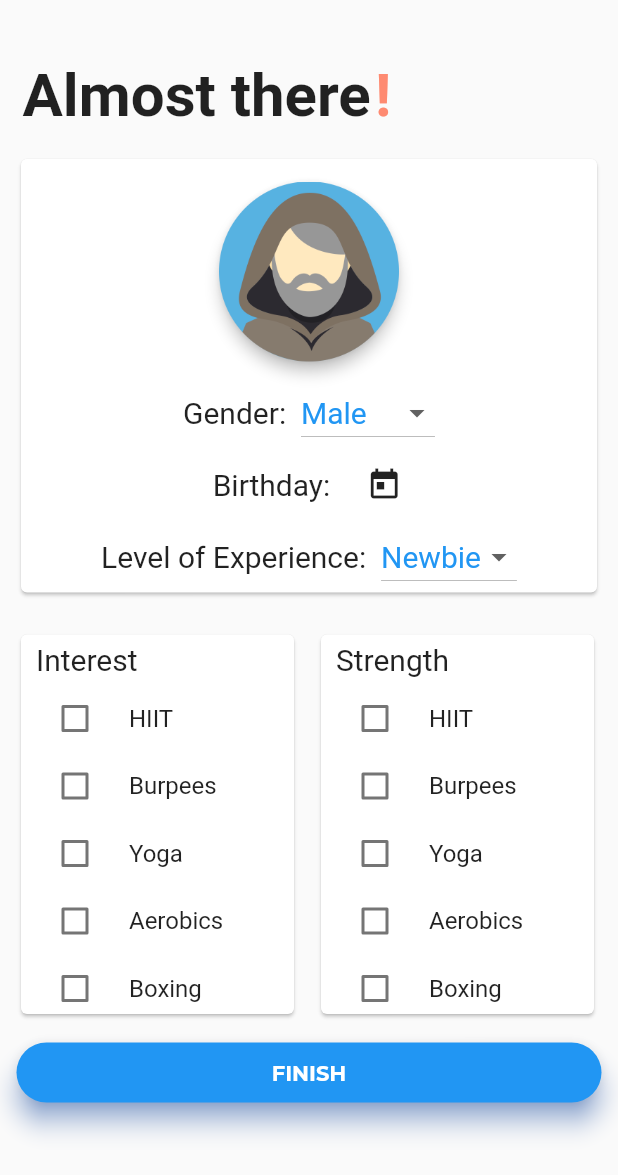
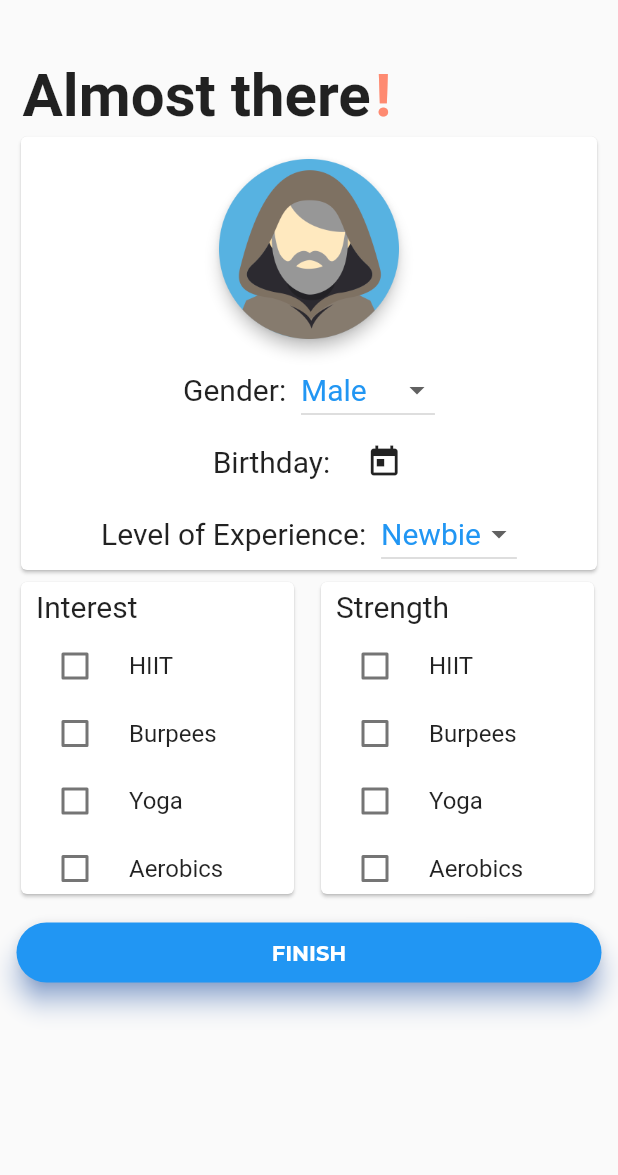
Before and after one commit to ppchick/6pm, a Flutter app: the SignupPage2 screen opened by its route, on a phone screen of 412 x 824 dp. Shown: the top 1175 px of the screen. Run offline on Flutter 3.47's test engine with Material 2 defaults, Android fonts, the phone set to English and light mode, and no system bars; missing offline and left inert: flutter_cupertino_date_picker; project files that could hold a hidden picture were left out.

Commit message:
Fix layout for small screen device (Pixel2)

```diff
--- a/sixpm_gym/lib/pages/welcome/sighup2.dart
+++ b/sixpm_gym/lib/pages/welcome/sighup2.dart
@@ -44,11 +44,15 @@ class _SignupPageState2 extends State<SignupPage2> {
               ],
             ),
           ),
-          SizedBox(
-            height: 15.0,
-          ),
-          Padding(
-            padding: EdgeInsets.fromLTRB(10.0, 0.0, 10.0, 20.0),
+          // FIXME Layout for big and small screen device
+          // SizedBox(
+          //   height: 15.0,
+          // ),
+          // SingleChildScrollView(
+          //   child: ,
+          // ),
+          Container(
+            padding: EdgeInsets.fromLTRB(10.0, 0.0, 10.0, 0.0),
             child: Card(
               color: Colors.white,
               child: Center(
@@ -196,6 +200,7 @@ class _SignupPageState2 extends State<SignupPage2> {
               ),
             ],
           ),
+          // FIXME Layout for big and small screen device
           SizedBox(
             height: 15.0,
           ),
--- a/sixpm_gym/lib/pages/welcome/welcome.dart
+++ b/sixpm_gym/lib/pages/welcome/welcome.dart
@@ -17,7 +17,7 @@ class _MyHomePageState extends State<WelcomePage> {
               child: Stack(
                 children: <Widget>[
                   Container(
-                    padding: EdgeInsets.fromLTRB(15.0, 100.0, 0.0, 0.0),
+                    padding: EdgeInsets.fromLTRB(15.0, 90.0, 0.0, 0.0),
                     child: Text('Hello',
                         style: TextStyle(
                             fontSize: 80.0, fontWeight: FontWeight.bold)),
@@ -136,7 +136,7 @@ class _MyHomePageState extends State<WelcomePage> {
                     // )
                   ],
                 )),
-            SizedBox(height: 25.0),
+            SizedBox(height: 15.0),
             Row(
               mainAxisAlignment: MainAxisAlignment.center,
               children: <Widget>[
--- a/sixpm_gym/lib/pages/widgets/checkbox_interest.dart
+++ b/sixpm_gym/lib/pages/widgets/checkbox_interest.dart
@@ -13,7 +13,7 @@ class _InterestCheckboxWidgetState extends State<InterestCheckboxWidget> {
     'Burpees': false,
     'Yoga': false,
     'Aerobics': false,
-    'Boxing': false,
+    // 'Boxing': false,
   };
 
   // bool flag = false;
--- a/sixpm_gym/lib/pages/widgets/checkbox_strength.dart
+++ b/sixpm_gym/lib/pages/widgets/checkbox_strength.dart
@@ -13,7 +13,7 @@ class _StrengthCheckboxWidgetState extends State<StrengthCheckboxWidget> {
     'Burpees': false,
     'Yoga': false,
     'Aerobics': false,
-    'Boxing': false,
+    // 'Boxing': false,
   };
 
   // bool flag = false;
```
